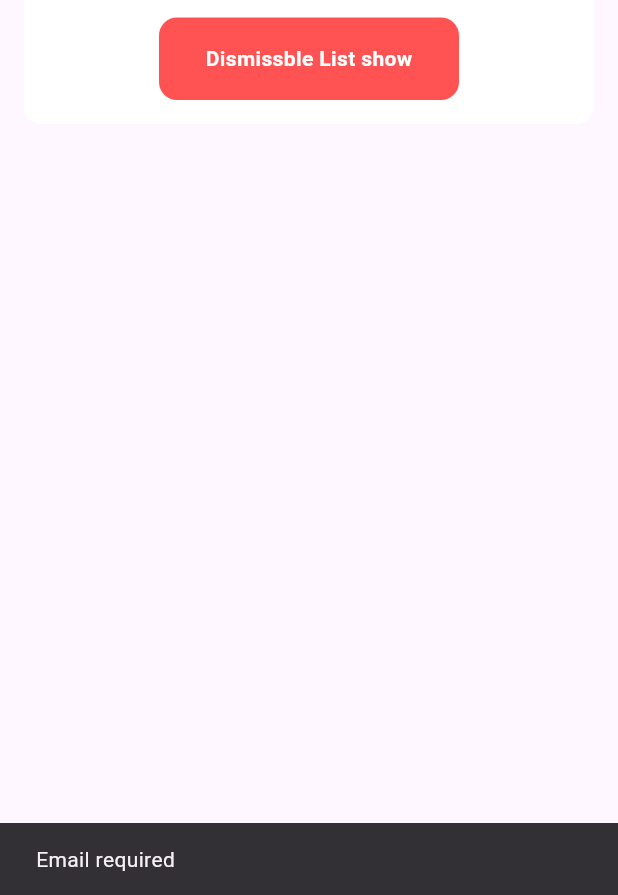
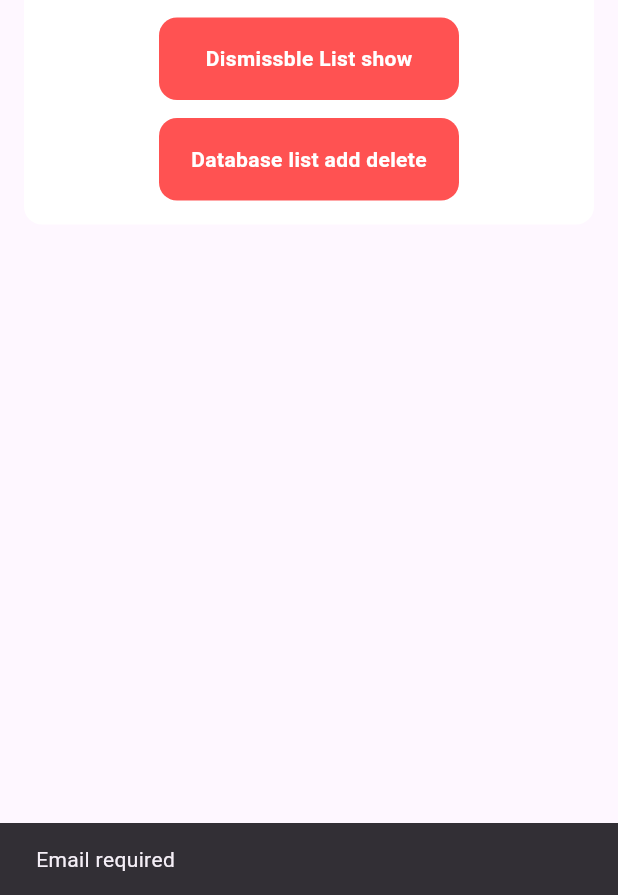
Before and after one commit to salonishrivastava/login_list_pagination, a Flutter app: the screen it shows after launch, after a tap on "Login", on a phone screen of 412 x 824 dp, the part 341-1236 px from its top. Run offline on Flutter 3.47's test engine with Material 3 defaults, Android fonts, the phone set to English and light mode, and no system bars; our stand-ins replace flutter_bloc.

Commit message:
List add remove from db

```diff
--- a/lib/dismissble_list_view/dissmissble_onleftswipe_list.dart
+++ b/lib/dismissble_list_view/dissmissble_onleftswipe_list.dart
@@ -15,7 +15,8 @@ class _DismissbleListState extends State<DismissbleList> {
 
   @override
   Widget build(BuildContext context) {
-    return SafeArea(child: Scaffold(body: ListView.builder(
+    return SafeArea(child: Scaffold(
+      body: ListView.builder(
       itemCount: list.length,
       itemBuilder: (context, index) {
       return Dismissible(
--- a/lib/login/login.dart
+++ b/lib/login/login.dart
@@ -1,7 +1,8 @@
 import 'package:flutter/cupertino.dart';
 import 'package:flutter/material.dart';
 import 'package:flutter_bloc/flutter_bloc.dart';
-import 'package:loginapi/list_data/ListOfData.dart';
+import 'package:loginapi/list_data/list_of_data.dart';
+import 'package:loginapi/local_db/list_of_students.dart';
 import 'package:loginapi/login/bloc/login_event.dart';
 import 'package:loginapi/login/bloc/login_state.dart';
 
@@ -104,7 +105,29 @@ class _LoginPageState extends State<LoginPage> {
                     decoration: BoxDecoration(
                         borderRadius: BorderRadius.circular(12),
                         color: Colors.redAccent),),
-                )
+                ),
+
+
+                    SizedBox(height: 12,),
+                    InkResponse(onTap: () {
+
+                      Navigator.push(context,
+                          MaterialPageRoute(builder: (context) {
+                            return const ListOfStudents() ;
+                          },));
+
+
+                    },
+                      child: Container(width: 200,height: 55,
+                        alignment: Alignment.center,
+                        child: Text("Database list add delete",
+                          style: TextStyle(color: Colors.white,
+                              fontSize: 14,
+                              fontWeight:FontWeight.w600),),
+                        decoration: BoxDecoration(
+                            borderRadius: BorderRadius.circular(12),
+                            color: Colors.redAccent),),
+                    )
 
               ],)
 
```
Also changed, not shown: lib/local_db/list_of_students.dart (added, +48 -0 lines), lib/local_db/student_model.dart (added, +21 -0 lines), lib/list_data/list_of_data.dart (renamed from lib/list_data/ListOfData.dart).
